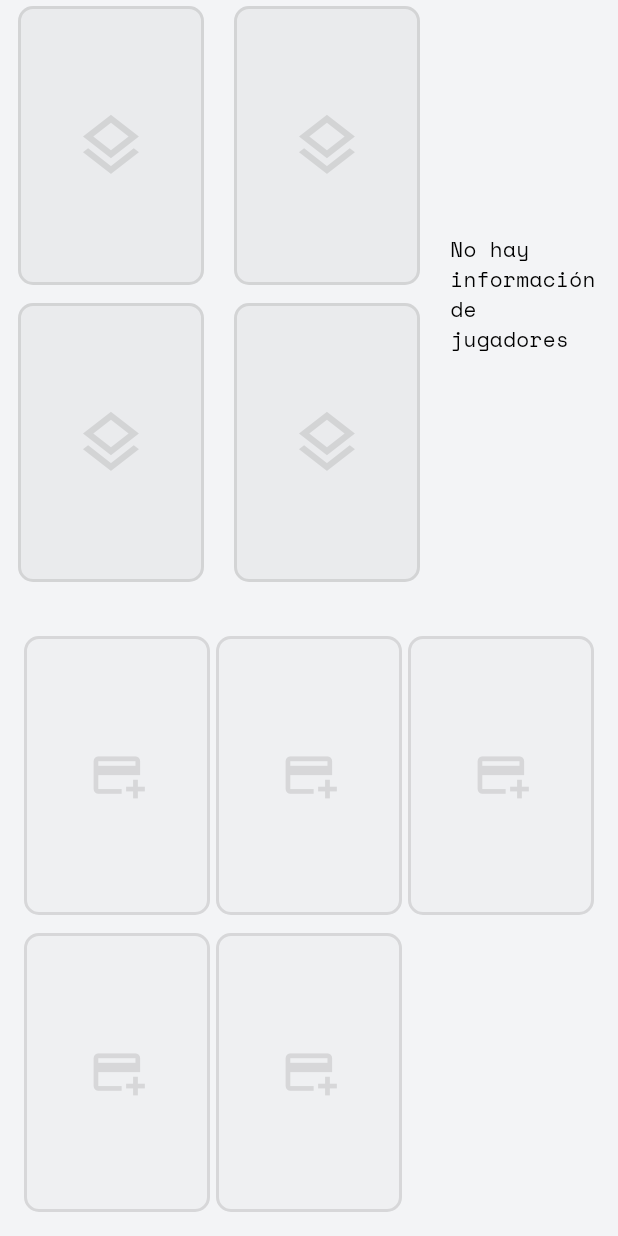
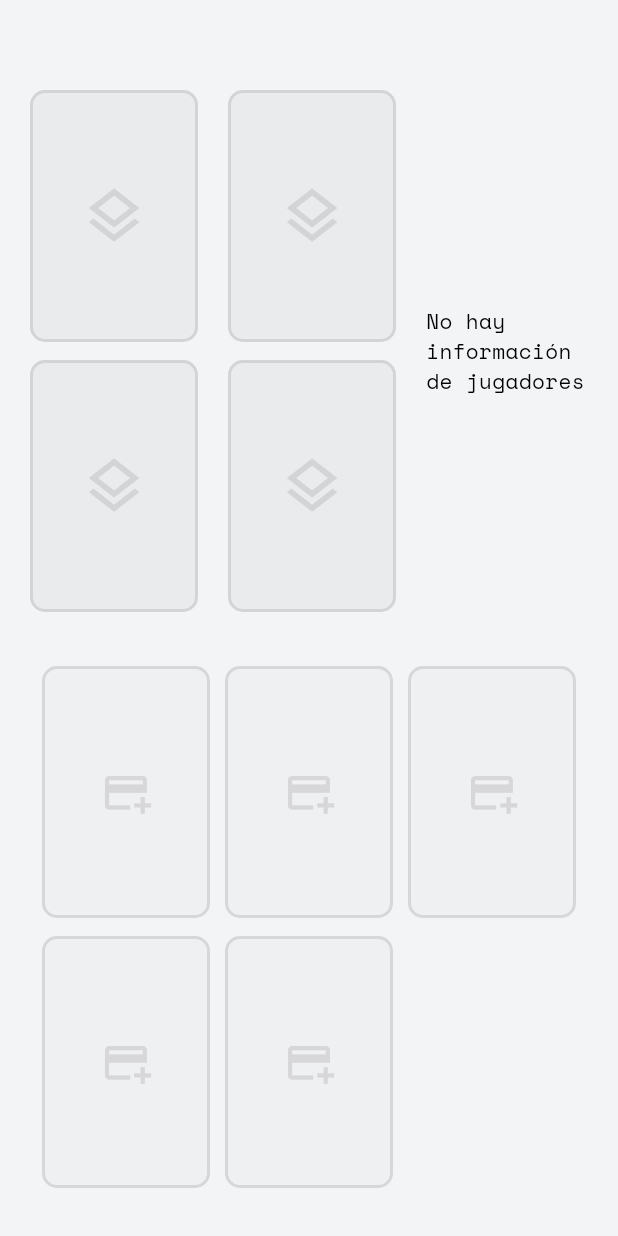
Before and after one commit to undy27/ClonacionFlutter0, a Flutter app: the GameScreen screen opened by its route, on a phone screen of 412 x 824 dp. Run offline on Flutter 3.47's test engine with Material 3 defaults, Android fonts, the light colour scheme and no system bars; our stand-ins replace animate_do, flutter_svg, shared_preferences, supabase_flutter; missing offline and left inert: postgres; accounts and stored records are empty.

Commit message:
Sigo trabajando en la distribución del tablero de juego. Me dispongo a modificar la relación de aspecto de las cartas, para hacerlas más anchas

```diff
--- a/src/lib/screens/game_screen.dart
+++ b/src/lib/screens/game_screen.dart
@@ -28,12 +28,14 @@ class _GameScreenState extends State<GameScreen> {
     final isDark = Theme.of(context).brightness == Brightness.dark;
 
     // Fixed margins - NEVER change with screen size
-    const double topMargin = 4.0;
-    const double bottomMargin = 4.0;
-    const double leftMargin = 12.0;
-    const double rightMargin = 12.0;
-    const double verticalSpacing = 36.0; // Between upper and lower zones (tripled from 12)
-    const double cardSpacing = 12.0; // Between rows of cards
+    // Fixed margins - NEVER change with screen size
+    const double topMargin = 60.0;
+    const double bottomMargin = 20.0;
+    const double leftMargin = 20.0;
+    const double rightMargin = 20.0;
+    const double verticalSpacing = 36.0; // Between upper and lower zones
+    const double cardSpacing = 12.0; // Between rows of cards (vertical)
+    const double cardSpacingHorizontal = 10.0; // Between cards in the same row
 
     // Available space after fixed margins
     final availableHeight = size.height - topMargin - bottomMargin - verticalSpacing;
@@ -43,14 +45,27 @@ class _GameScreenState extends State<GameScreen> {
     // Lower zone: 2 rows of cards + spacing between them
     // Total: 4 card heights + 3 spacings
     final cardHeight = (availableHeight - (cardSpacing * 3)) / 4;
-    final cardWidth = cardHeight / 1.5;
+
+    // Calculate width based on aspect ratio
+    double calculatedCardWidth = cardHeight / 1.5;
+
+    // Ensure width fits in screen with fixed spacing
+    final availableWidth = size.width - leftMargin - rightMargin;
+    // We need to fit 3 cards with 2 spaces of cardSpacingHorizontal
+    final maxCardWidth = (availableWidth - (cardSpacingHorizontal * 2)) / 3;
+
+    if (calculatedCardWidth > maxCardWidth) {
+      calculatedCardWidth = maxCardWidth;
+    }
+
+    final cardWidth = calculatedCardWidth;
 
     // Calculate actual zone heights
     final upperZoneHeight = (cardHeight * 2) + cardSpacing;
     final lowerZoneHeight = (cardHeight * 2) + cardSpacing;
 
     return Scaffold(
-      backgroundColor: isDark ? AppTheme.darkBackground : AppTheme.background,
+      backgroundColor: Theme.of(context).scaffoldBackgroundColor,
       body: Padding(
         padding: const EdgeInsets.only(
           top: topMargin,
@@ -130,10 +145,14 @@ class _GameScreenState extends State<GameScreen> {
                     SizedBox(
                       height: cardHeight,
                       child: Row(
-                        mainAxisAlignment: MainAxisAlignment.spaceEvenly,
-                        children: List.generate(3, (index) {
-                          return _buildHandCard(index, gameProvider, cardWidth, cardHeight);
-                        }),
+                        mainAxisAlignment: MainAxisAlignment.center,
+                        children: [
+                          _buildHandCard(0, gameProvider, cardWidth, cardHeight),
+                          SizedBox(width: cardSpacingHorizontal),
+                          _buildHandCard(1, gameProvider, cardWidth, cardHeight),
+                          SizedBox(width: cardSpacingHorizontal),
+                          _buildHandCard(2, gameProvider, cardWidth, cardHeight),
+                        ],
                       ),
                     ),
                     const SizedBox(height: cardSpacing),
@@ -141,10 +160,12 @@ class _GameScreenState extends State<GameScreen> {
                     SizedBox(
                       height: cardHeight,
                       child: Row(
-                        mainAxisAlignment: MainAxisAlignment.spaceEvenly,
+                        mainAxisAlignment: MainAxisAlignment.center,
                         children: [
                           _buildHandCard(3, gameProvider, cardWidth, cardHeight),
+                          SizedBox(width: cardSpacingHorizontal),
                           _buildHandCard(4, gameProvider, cardWidth, cardHeight),
+                          SizedBox(width: cardSpacingHorizontal),
                           _buildDeck(gameProvider, cardWidth, cardHeight),
                         ],
                       ),
@@ -231,8 +252,8 @@ class _GameScreenState extends State<GameScreen> {
     final availableHeight = size.height - topMargin - bottomMargin - verticalSpacing;
     final cardHeight = (availableHeight - (cardSpacing * 3)) / 4;
 
-    // Each player info box is half the height of a card
-    final playerBoxHeight = cardHeight / 2;
+    // Each player info box is smaller than half the height of a card
+    final playerBoxHeight = cardHeight / 2.5;
 
     return Column(
       mainAxisAlignment: MainAxisAlignment.start,
@@ -245,15 +266,16 @@ class _GameScreenState extends State<GameScreen> {
     final isCurrentUser = jugador.id == provider.currentUser?.id;
 
     // Scale all elements based on available height
-    final avatarRadius = (availableHeight * 0.25).clamp(12.0, 24.0);
-    final fontSize = (availableHeight * 0.15).clamp(10.0, 14.0);
-    final iconSize = (availableHeight * 0.12).clamp(10.0, 14.0);
-    final padding = (availableHeight * 0.08).clamp(4.0, 8.0);
+    // Reduced factors to fit in smaller box and avoid overflow
+    final avatarRadius = (availableHeight * 0.20).clamp(8.0, 16.0); // Reduced further
+    final fontSize = (availableHeight * 0.14 * 0.9).clamp(8.0, 11.0);
+    final iconSize = (availableHeight * 0.11).clamp(8.0, 12.0);
+    final padding = (availableHeight * 0.08).clamp(2.0, 5.0); // Reduced padding base
 
     return Container(
       height: availableHeight,
-      margin: EdgeInsets.symmetric(vertical: padding * 0.5, horizontal: padding),
-      padding: EdgeInsets.all(padding),
+      margin: EdgeInsets.symmetric(vertical: padding * 0.5, horizontal: padding * 0.5),
+      padding: EdgeInsets.symmetric(horizontal: padding * 0.5, vertical: padding),
       decoration: BoxDecoration(
         color: isCurrentUser
             ? (isDark ? AppTheme.primary.withOpacity(0.3) : AppTheme.primary.withOpacity(0.1))
@@ -281,7 +303,7 @@ class _GameScreenState extends State<GameScreen> {
               ),
             ),
           ),
-          SizedBox(width: padding * 1.5),
+          SizedBox(width: padding * 0.5), // Minimal spacing
           // Name and info
           Expanded(
             child: Column(
@@ -299,14 +321,14 @@ class _GameScreenState extends State<GameScreen> {
                   overflow: TextOverflow.ellipsis,
                   maxLines: 1,
                 ),
-                SizedBox(height: padding * 0.25),
+                SizedBox(height: padding * 0.2),
                 Row(
                   children: [
                     Icon(Icons.style, size: iconSize, color: Colors.grey[600]),
                     SizedBox(width: padding * 0.5),
                     Flexible(
                       child: Text(
-                        'Cartas: ${provider.mano.length}', // TODO: Get actual remaining cards per player
+                        '${provider.mano.length}',
                         style: TextStyle(
                           fontSize: fontSize * 0.85,
                           color: isDark ? Colors.grey[400] : Colors.grey[700],
@@ -320,9 +342,10 @@ class _GameScreenState extends State<GameScreen> {
               ],
             ),
           ),
+          SizedBox(width: padding * 0.2), // Minimal spacing
           // Penalties indicator
           Container(
-            padding: EdgeInsets.symmetric(horizontal: padding, vertical: padding * 0.5),
+            padding: EdgeInsets.symmetric(horizontal: padding * 0.5, vertical: padding * 0.2),
             decoration: BoxDecoration(
               color: AppTheme.error.withOpacity(0.2),
               borderRadius: BorderRadius.circular(padding),
@@ -332,9 +355,9 @@ class _GameScreenState extends State<GameScreen> {
               mainAxisSize: MainAxisSize.min,
               children: [
                 Icon(Icons.warning_amber_rounded, size: iconSize, color: AppTheme.error),
-                SizedBox(width: padding * 0.5),
+                SizedBox(width: padding * 0.2),
                 Text(
-                  '0', // TODO: Get actual penalties
+                  '0',
                   style: TextStyle(
                     color: AppTheme.error,
                     fontWeight: FontWeight.bold,
@@ -420,11 +443,11 @@ class _GameScreenState extends State<GameScreen> {
       },
       child: Stack(
         children: [
-          // Stack effect - multiple cards behind
+          // Stack effect - multiple cards behind (shifted slightly right/bottom)
           ...List.generate(3, (i) {
             return Positioned(
-              left: i * 2.0,
-              top: i * 2.0,
+              left: (i + 1) * 2.0,
+              top: (i + 1) * 2.0,
               child: Container(
                 width: w,
                 height: h,
@@ -436,11 +459,10 @@ class _GameScreenState extends State<GameScreen> {
               ),
             );
           }),
-          // Top card with counter
+          // Top card with counter - ALIGNED AT 0,0
           Container(
             width: w,
             height: h,
-            margin: const EdgeInsets.only(left: 6, top: 6),
             decoration: BoxDecoration(
               color: AppTheme.primary,
               borderRadius: BorderRadius.circular(10),
@@ -461,7 +483,7 @@ class _GameScreenState extends State<GameScreen> {
                     style: const TextStyle(
                       color: Colors.white,
                       fontWeight: FontWeight.bold,
-                      fontSize: 20,
+                      fontSize: 18, // Reduced from 20
                     ),
                   ),
                 ],
--- a/src/lib/theme/app_theme.dart
+++ b/src/lib/theme/app_theme.dart
@@ -16,7 +16,7 @@ class AppTheme {
   static const Color border = Colors.black;
 
   // Dark Mode Palette
-  static const Color darkBackground = Color(0xFF121212);
+  static const Color darkBackground = Colors.black;
   static const Color darkSurface = Color(0xFF1E1E1E);
   static const Color darkText = Colors.white;
   static const Color darkBorder = Colors.white;
```
Also changed, not shown: src/lib/widgets/carta_widget.dart (+23 -18 lines).
